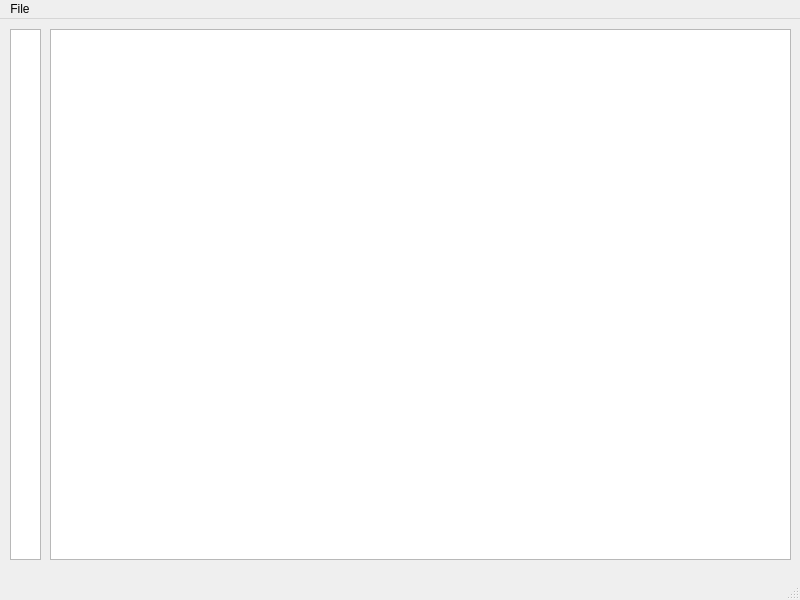
This is ui/main.ui in wladbelsky/phonebook as Qt 5 draws it before an edit. The edited form follows.
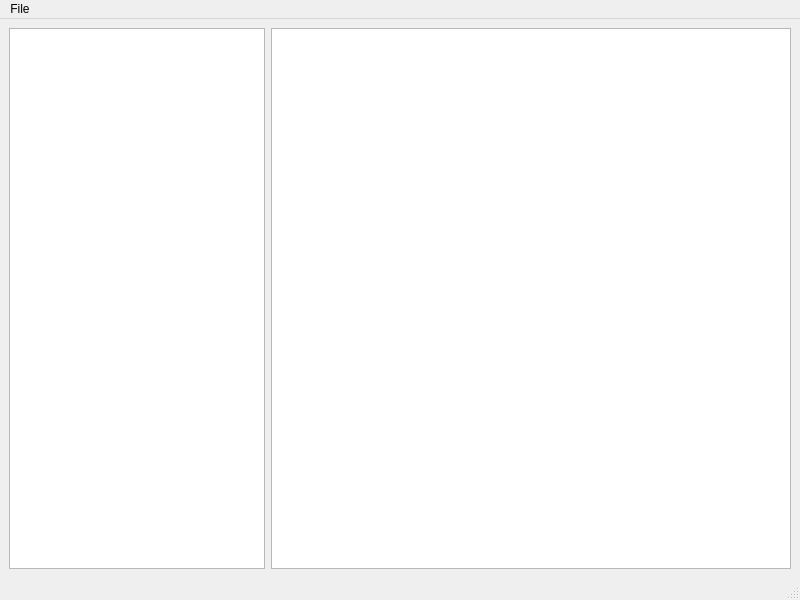
This is the edited form.

Commit message: added reset password window placeholder

Patch:
```diff
--- a/ui/main.ui
+++ b/ui/main.ui
@@ -14,17 +14,21 @@
    <string>MainWindow</string>
   </property>
   <widget class="QWidget" name="centralwidget">
+   <layout class="QHBoxLayout" name="horizontalLayout">
+    <item>
+     <widget class="QListWidget" name="alphabet_director">
+      <property name="sizePolicy">
+       <sizepolicy hsizetype="Minimum" vsizetype="Expanding">
+        <horstretch>0</horstretch>
+        <verstretch>0</verstretch>
+       </sizepolicy>
+      </property>
+     </widget>
+    </item>
+    <item>
    <widget class="QTableView" name="phone_book_table">
-    <property name="geometry">
-     <rect>
-      <x>50</x>
-      <y>10</y>
-      <width>741</width>
-      <height>531</height>
-     </rect>
-    </property>
     <property name="sizePolicy">
-     <sizepolicy hsizetype="Maximum" vsizetype="Maximum">
+       <sizepolicy hsizetype="Expanding" vsizetype="Expanding">
       <horstretch>0</horstretch>
       <verstretch>0</verstretch>
      </sizepolicy>
@@ -36,16 +40,8 @@
      <enum>QAbstractItemView::SelectRows</enum>
     </property>
    </widget>
-   <widget class="QListWidget" name="alphabet_director">
-    <property name="geometry">
-     <rect>
-      <x>10</x>
-      <y>10</y>
-      <width>31</width>
-      <height>531</height>
-     </rect>
-    </property>
-   </widget>
+    </item>
+   </layout>
   </widget>
   <widget class="QMenuBar" name="menubar">
    <property name="geometry">
```
Lines whose indentation alone changed are shown as unchanged. The commit also changes 3 other files.
